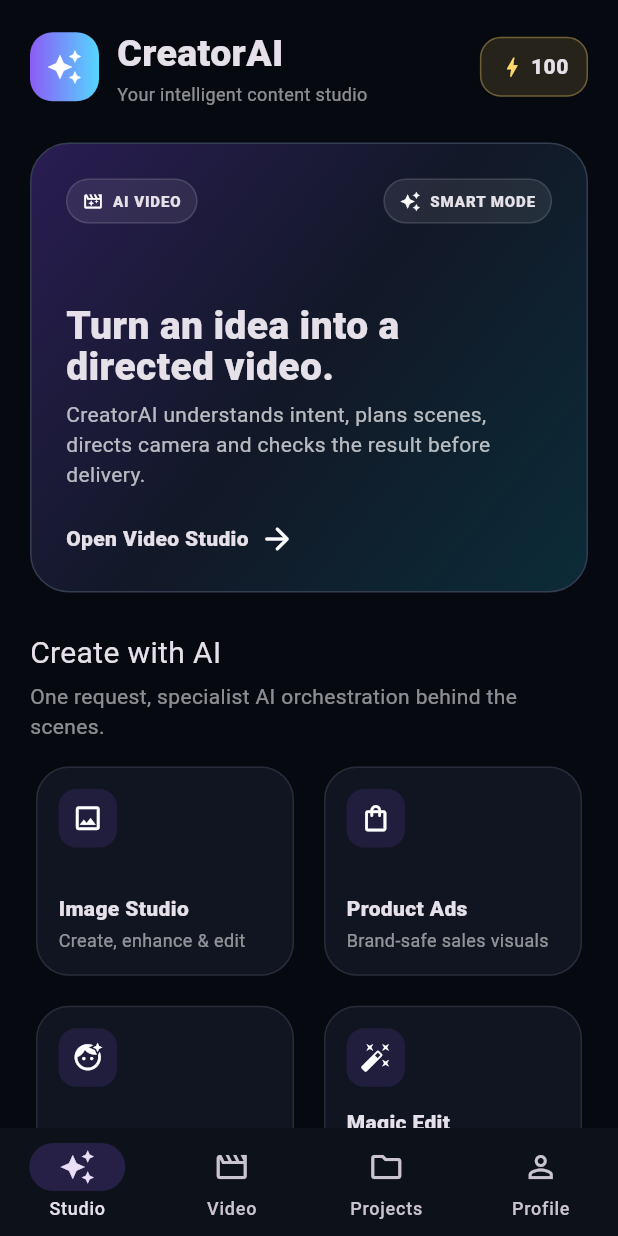
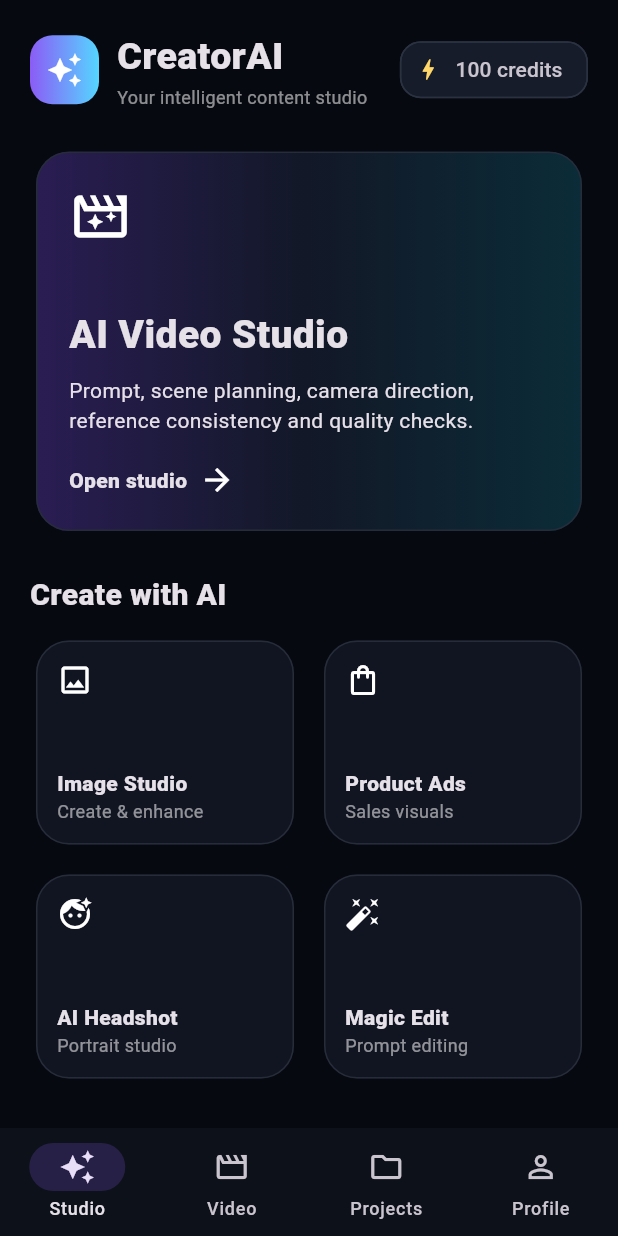
Before and after one commit to zetsu58/Creator.ai, a Flutter app: the screen it shows after launch, on a phone screen of 412 x 824 dp. Run offline on Flutter 3.47's test engine with Material 3 defaults, Android fonts, the phone set to English and light mode, and no system bars.

Commit message:
fix: harden CreatorAI MVP for APK build

```diff
--- a/lib/main.dart
+++ b/lib/main.dart
@@ -27,11 +27,11 @@ class CreatorHome extends StatefulWidget {
 
 class _CreatorHomeState extends State<CreatorHome> {
   int index = 0;
-  int credits = 100;
+  final int credits = 100;
 
   @override
   Widget build(BuildContext context) {
-    final pages = [
+    final pages = <Widget>[
       HomeTab(credits: credits, onVideo: () => setState(() => index = 1)),
       VideoStudio(credits: credits),
       const ProjectsTab(),
@@ -62,10 +62,9 @@ class HomeTab extends StatelessWidget {
   @override
   Widget build(BuildContext context) {
     return ListView(
-      padding: const EdgeInsets.fromLTRB(20, 18, 20, 28),
+      padding: const EdgeInsets.all(20),
       children: [
-        Row(
-          children: [
+        Row(children: [
           Container(
             width: 46,
             height: 46,
@@ -77,34 +76,50 @@ class HomeTab extends StatelessWidget {
           ),
           const SizedBox(width: 12),
           const Expanded(
-              child: Column(
-                crossAxisAlignment: CrossAxisAlignment.start,
-                children: [
+            child: Column(crossAxisAlignment: CrossAxisAlignment.start, children: [
               Text('CreatorAI', style: TextStyle(fontSize: 25, fontWeight: FontWeight.w900)),
               Text('Your intelligent content studio', style: TextStyle(color: Colors.white54, fontSize: 12)),
-                ],
+            ]),
+          ),
+          _CreditBadge(credits: credits),
+        ]),
+        const SizedBox(height: 24),
+        Card(
+          clipBehavior: Clip.antiAlias,
+          child: InkWell(
+            onTap: onVideo,
+            child: Container(
+              padding: const EdgeInsets.all(22),
+              decoration: const BoxDecoration(
+                gradient: LinearGradient(colors: [Color(0xFF2A1D53), Color(0xFF121827), Color(0xFF0B2C38)]),
+              ),
+              child: const Column(crossAxisAlignment: CrossAxisAlignment.start, children: [
+                Icon(Icons.movie_filter_outlined, size: 42),
+                SizedBox(height: 40),
+                Text('AI Video Studio', style: TextStyle(fontSize: 26, fontWeight: FontWeight.w900)),
+                SizedBox(height: 8),
+                Text('Prompt, scene planning, camera direction, reference consistency and quality checks.'),
+                SizedBox(height: 18),
+                Row(children: [Text('Open studio', style: TextStyle(fontWeight: FontWeight.w800)), SizedBox(width: 8), Icon(Icons.arrow_forward)]),
+              ]),
             ),
           ),
-            _CreditBadge(credits: credits),
-          ],
         ),
         const SizedBox(height: 24),
-        _HeroCard(onTap: onVideo),
-        const SizedBox(height: 26),
-        const _SectionTitle('Create with AI', 'One request, specialist AI orchestration behind the scenes.'),
-        const SizedBox(height: 13),
+        const Text('Create with AI', style: TextStyle(fontSize: 20, fontWeight: FontWeight.w800)),
+        const SizedBox(height: 12),
         GridView.count(
           shrinkWrap: true,
           physics: const NeverScrollableScrollPhysics(),
           crossAxisCount: 2,
-          childAspectRatio: 1.22,
+          childAspectRatio: 1.25,
           crossAxisSpacing: 12,
           mainAxisSpacing: 12,
           children: const [
-            _ToolCard(Icons.image_outlined, 'Image Studio', 'Create, enhance & edit'),
-            _ToolCard(Icons.shopping_bag_outlined, 'Product Ads', 'Brand-safe sales visuals'),
-            _ToolCard(Icons.face_retouching_natural, 'AI Headshot', 'Professional portraits'),
-            _ToolCard(Icons.auto_fix_high, 'Magic Edit', 'Describe the exact change'),
+            _ToolCard(Icons.image_outlined, 'Image Studio', 'Create & enhance'),
+            _ToolCard(Icons.shopping_bag_outlined, 'Product Ads', 'Sales visuals'),
+            _ToolCard(Icons.face_retouching_natural, 'AI Headshot', 'Portrait studio'),
+            _ToolCard(Icons.auto_fix_high, 'Magic Edit', 'Prompt editing'),
           ],
         ),
       ],
@@ -112,105 +127,46 @@ class HomeTab extends StatelessWidget {
   }
 }
 
-class _HeroCard extends StatelessWidget {
-  const _HeroCard({required this.onTap});
-  final VoidCallback onTap;
+class _ToolCard extends StatelessWidget {
+  const _ToolCard(this.icon, this.title, this.subtitle);
+  final IconData icon;
+  final String title;
+  final String subtitle;
 
   @override
   Widget build(BuildContext context) {
-    return Container(
-      decoration: BoxDecoration(
-        gradient: const LinearGradient(
-          begin: Alignment.topLeft,
-          end: Alignment.bottomRight,
-          colors: [Color(0xFF2A1D53), Color(0xFF121827), Color(0xFF0B2C38)],
-        ),
-        borderRadius: BorderRadius.circular(26),
-        border: Border.all(color: const Color(0xFF343D52)),
-      ),
-      child: Material(
-        color: Colors.transparent,
-        child: InkWell(
-          borderRadius: BorderRadius.circular(26),
-          onTap: onTap,
-          child: const Padding(
-            padding: EdgeInsets.all(23),
-            child: Column(
-              crossAxisAlignment: CrossAxisAlignment.start,
-              children: [
-                Row(
-                  children: [
-                    _MiniPill(icon: Icons.movie_filter_outlined, text: 'AI VIDEO'),
-                    Spacer(),
-                    _MiniPill(icon: Icons.auto_awesome, text: 'SMART MODE'),
-                  ],
-                ),
-                SizedBox(height: 54),
-                Text('Turn an idea into a directed video.', style: TextStyle(fontSize: 26, height: 1.05, fontWeight: FontWeight.w900)),
-                SizedBox(height: 9),
-                Text('CreatorAI understands intent, plans scenes, directs camera and checks the result before delivery.', style: TextStyle(color: Colors.white70, height: 1.4)),
-                SizedBox(height: 21),
-                Row(children: [Text('Open Video Studio', style: TextStyle(fontWeight: FontWeight.w800)), SizedBox(width: 7), Icon(Icons.arrow_forward_rounded)]),
-              ],
-            ),
-          ),
-        ),
+    return Card(
+      child: Padding(
+        padding: const EdgeInsets.all(14),
+        child: Column(crossAxisAlignment: CrossAxisAlignment.start, mainAxisAlignment: MainAxisAlignment.spaceBetween, children: [
+          Icon(icon),
+          Column(crossAxisAlignment: CrossAxisAlignment.start, children: [
+            Text(title, style: const TextStyle(fontWeight: FontWeight.w800)),
+            Text(subtitle, style: const TextStyle(fontSize: 12, color: Colors.white54)),
+          ]),
+        ]),
       ),
     );
   }
 }
 
-class _MiniPill extends StatelessWidget {
-  const _MiniPill({required this.icon, required this.text});
-  final IconData icon;
-  final String text;
-  @override
-  Widget build(BuildContext context) => Container(
-        padding: const EdgeInsets.symmetric(horizontal: 10, vertical: 7),
-        decoration: BoxDecoration(color: Colors.white.withValues(alpha: .08), borderRadius: BorderRadius.circular(99), border: Border.all(color: Colors.white12)),
-        child: Row(mainAxisSize: MainAxisSize.min, children: [Icon(icon, size: 14), const SizedBox(width: 6), Text(text, style: const TextStyle(fontSize: 10, fontWeight: FontWeight.w800, letterSpacing: .6))]),
-      );
-}
-
-class _SectionTitle extends StatelessWidget {
-  const _SectionTitle(this.title, this.subtitle);
-  final String title;
-  final String subtitle;
-  @override
-  Widget build(BuildContext context) => Column(crossAxisAlignment: CrossAxisAlignment.start, children: [Text(title, style: const TextStyle(fontSize: 20, fontWeight: FontWeight.w850)), const SizedBox(height: 4), Text(subtitle, style: const TextStyle(color: Colors.white54))]);
-}
-
 class _CreditBadge extends StatelessWidget {
   const _CreditBadge({required this.credits});
   final int credits;
+
   @override
-  Widget build(BuildContext context) => Container(
-        padding: const EdgeInsets.symmetric(horizontal: 12, vertical: 9),
-        decoration: BoxDecoration(color: const Color(0x20FFD76A), borderRadius: BorderRadius.circular(14), border: Border.all(color: const Color(0x55FFD76A))),
-        child: Row(mainAxisSize: MainAxisSize.min, children: [const Icon(Icons.bolt, size: 17, color: CreatorTheme.gold), const SizedBox(width: 4), Text('$credits', style: const TextStyle(fontWeight: FontWeight.w900))]),
+  Widget build(BuildContext context) {
+    return Chip(
+      avatar: const Icon(Icons.bolt, size: 18, color: CreatorTheme.gold),
+      label: Text('$credits credits'),
     );
   }
-
-class _ToolCard extends StatelessWidget {
-  const _ToolCard(this.icon, this.title, this.subtitle);
-  final IconData icon;
-  final String title;
-  final String subtitle;
-  @override
-  Widget build(BuildContext context) => Card(
-        child: Padding(
-          padding: const EdgeInsets.all(15),
-          child: Column(crossAxisAlignment: CrossAxisAlignment.start, mainAxisAlignment: MainAxisAlignment.spaceBetween, children: [
-            Container(width: 39, height: 39, decoration: BoxDecoration(color: const Color(0x228B5CF6), borderRadius: BorderRadius.circular(12)), child: Icon(icon, size: 21)),
-            Column(crossAxisAlignment: CrossAxisAlignment.start, children: [Text(title, style: const TextStyle(fontWeight: FontWeight.w800)), const SizedBox(height: 3), Text(subtitle, maxLines: 2, overflow: TextOverflow.ellipsis, style: const TextStyle(fontSize: 12, color: Colors.white54))]),
-          ]),
-        ),
-      );
 }
 
 class VideoStudio extends StatefulWidget {
   const VideoStudio({super.key, required this.credits});
   final int credits;
+
   @override
   State<VideoStudio> createState() => _VideoStudioState();
 }
@@ -244,18 +200,22 @@ class _VideoStudioState extends State<VideoStudio> {
   Widget build(BuildContext context) {
     final canGenerate = prompt.text.trim().isNotEmpty && cost <= widget.credits;
     return ListView(
-      padding: const EdgeInsets.fromLTRB(20, 18, 20, 30),
+      padding: const EdgeInsets.all(20),
       children: [
-        Row(children: [const Expanded(child: Text('Video Studio', style: TextStyle(fontSize: 27, fontWeight: FontWeight.w900))), _CreditBadge(credits: widget.credits)]),
-        const SizedBox(height: 6),
-        const Text('Describe naturally. CreatorAI turns your request into a production plan.', style: TextStyle(color: Colors.white54)),
-        const SizedBox(height: 20),
+        Row(children: [
+          const Expanded(child: Text('Video Studio', style: TextStyle(fontSize: 27, fontWeight: FontWeight.w900))),
+          _CreditBadge(credits: widget.credits),
+        ]),
+        const SizedBox(height: 18),
         SegmentedButton<CreatorMode>(
-          segments: const [ButtonSegment(value: CreatorMode.smart, icon: Icon(Icons.auto_awesome), label: Text('Smart')), ButtonSegment(value: CreatorMode.director, icon: Icon(Icons.tune), label: Text('Director'))],
+          segments: const [
+            ButtonSegment(value: CreatorMode.smart, icon: Icon(Icons.auto_awesome), label: Text('Smart')),
+            ButtonSegment(value: CreatorMode.director, icon: Icon(Icons.tune), label: Text('Director')),
+          ],
           selected: {mode},
-          onSelectionChanged: (v) => setState(() => mode = v.first),
+          onSelectionChanged: (value) => setState(() => mode = value.first),
         ),
-        const SizedBox(height: 15),
+        const SizedBox(height: 14),
         TextField(
           controller: prompt,
           onChanged: (_) => setState(() {}),
@@ -263,62 +223,71 @@ class _VideoStudioState extends State<VideoStudio> {
           maxLines: 10,
           decoration: const InputDecoration(
             labelText: 'What should CreatorAI make?',
-            hintText: 'Example: A black sports car driving through rainy Istanbul at night. Premium automotive commercial, neon reflections, front tracking shot then right-side orbit…',
+            hintText: 'A premium product commercial with cinematic lighting and a slow camera orbit…',
             alignLabelWithHint: true,
           ),
         ),
-        const SizedBox(height: 10),
-        Wrap(spacing: 8, runSpacing: 8, children: [
-          ActionChip(avatar: const Icon(Icons.auto_fix_high, size: 16), label: const Text('Promptumu Güçlendir'), onPressed: () {}),
-          ActionChip(avatar: const Icon(Icons.view_timeline_outlined, size: 16), label: const Text('Sahnelere Böl'), onPressed: () => setState(() => mode = CreatorMode.director)),
-          ActionChip(avatar: const Icon(Icons.add_photo_alternate_outlined, size: 16), label: const Text('Referans Ekle'), onPressed: () {}),
-        ]),
-        const SizedBox(height: 20),
+        const SizedBox(height: 16),
         Card(
           child: Padding(
             padding: const EdgeInsets.all(16),
             child: Column(crossAxisAlignment: CrossAxisAlignment.start, children: [
-              const Row(children: [Icon(Icons.psychology_alt_outlined), SizedBox(width: 8), Text('AI Orchestration', style: TextStyle(fontWeight: FontWeight.w850))]),
-              const SizedBox(height: 7),
-              Text('${preview.capabilities.length} specialist roles will be prepared for this request.', style: const TextStyle(color: Colors.white60)),
-              const SizedBox(height: 12),
-              Wrap(spacing: 7, runSpacing: 7, children: preview.capabilities.take(8).map((c) => _CapabilityChip(c.name)).toList()),
+              const Text('AI Orchestration', style: TextStyle(fontWeight: FontWeight.w800)),
+              const SizedBox(height: 6),
+              Text('${preview.capabilities.length} specialist roles are prepared for this request.'),
             ]),
           ),
         ),
         const SizedBox(height: 18),
         const Text('Duration', style: TextStyle(fontWeight: FontWeight.w800)),
-        Slider(value: seconds.toDouble(), min: 4, max: 20, divisions: 4, label: '${seconds}s', onChanged: (v) => setState(() => seconds = v.round())),
-        Wrap(spacing: 8, runSpacing: 8, children: ['9:16', '16:9', '1:1'].map((v) => ChoiceChip(label: Text(v), selected: ratio == v, onSelected: (_) => setState(() => ratio = v))).toList()),
+        Slider(
+          value: seconds.toDouble(),
+          min: 4,
+          max: 20,
+          divisions: 4,
+          label: '${seconds}s',
+          onChanged: (value) => setState(() => seconds = value.round()),
+        ),
+        Wrap(spacing: 8, children: ['9:16', '16:9', '1:1'].map((value) {
+          return ChoiceChip(label: Text(value), selected: ratio == value, onSelected: (_) => setState(() => ratio = value));
+        }).toList()),
         const SizedBox(height: 12),
-        Wrap(spacing: 8, runSpacing: 8, children: ['Fast', 'Pro'].map((v) => ChoiceChip(label: Text(v), selected: quality == v, onSelected: (_) => setState(() => quality = v))).toList()),
-        const SizedBox(height: 13),
-        SwitchListTile.adaptive(contentPadding: EdgeInsets.zero, title: const Text('Keep product / character consistent'), subtitle: const Text('Protect reference identity when the selected model supports it.'), value: preserveSubject, onChanged: (v) => setState(() => preserveSubject = v)),
-        SwitchListTile.adaptive(contentPadding: EdgeInsets.zero, title: const Text('Generate audio plan'), subtitle: const Text('Ambience, effects, dialogue or music when supported.'), value: audio, onChanged: (v) => setState(() => audio = v)),
-        const SizedBox(height: 18),
-        FilledButton.icon(onPressed: canGenerate ? () {} : null, icon: const Icon(Icons.auto_awesome), label: Text('Create with AI • $cost credits')),
-        const SizedBox(height: 9),
-        Text(canGenerate ? 'Final cost and provider are revalidated securely by the backend before generation.' : 'Write a prompt and keep the estimated cost within your credit balance.', textAlign: TextAlign.center, style: const TextStyle(fontSize: 12, color: Colors.white46)),
+        Wrap(spacing: 8, children: ['Fast', 'Pro'].map((value) {
+          return ChoiceChip(label: Text(value), selected: quality == value, onSelected: (_) => setState(() => quality = value));
+        }).toList()),
+        SwitchListTile.adaptive(
+          contentPadding: EdgeInsets.zero,
+          title: const Text('Keep product / character consistent'),
+          value: preserveSubject,
+          onChanged: (value) => setState(() => preserveSubject = value),
+        ),
+        SwitchListTile.adaptive(
+          contentPadding: EdgeInsets.zero,
+          title: const Text('Generate audio plan'),
+          value: audio,
+          onChanged: (value) => setState(() => audio = value),
+        ),
+        const SizedBox(height: 12),
+        FilledButton.icon(
+          onPressed: canGenerate ? () {} : null,
+          icon: const Icon(Icons.auto_awesome),
+          label: Text('Create with AI • $cost credits'),
+        ),
       ],
     );
   }
 }
 
-class _CapabilityChip extends StatelessWidget {
-  const _CapabilityChip(this.text);
-  final String text;
-  @override
-  Widget build(BuildContext context) => Container(padding: const EdgeInsets.symmetric(horizontal: 9, vertical: 6), decoration: BoxDecoration(color: const Color(0x1F55D6FF), borderRadius: BorderRadius.circular(99), border: Border.all(color: const Color(0x3855D6FF))), child: Text(text, style: const TextStyle(fontSize: 10, fontWeight: FontWeight.w700)));
-}
-
 class ProjectsTab extends StatelessWidget {
   const ProjectsTab({super.key});
+
   @override
   Widget build(BuildContext context) => const Center(child: Text('Your generations will appear here.'));
 }
 
 class ProfileTab extends StatelessWidget {
   const ProfileTab({super.key});
+
   @override
   Widget build(BuildContext context) => const Center(child: Text('CreatorAI Profile'));
 }
```
Lines whose indentation alone changed are shown as unchanged.
